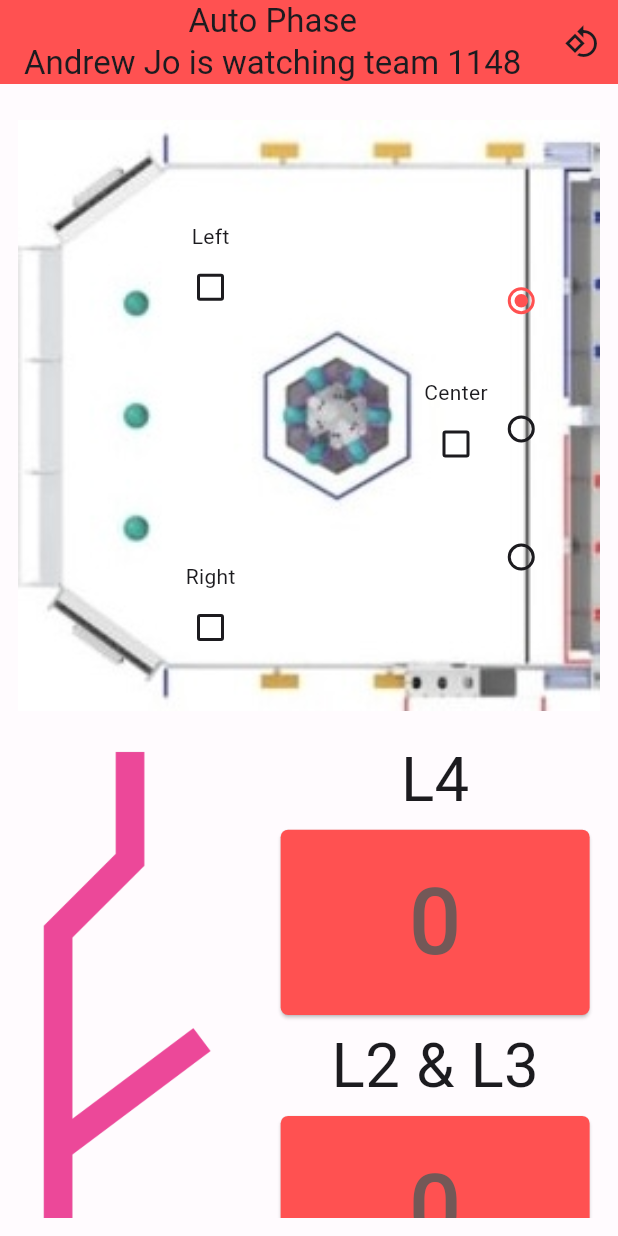
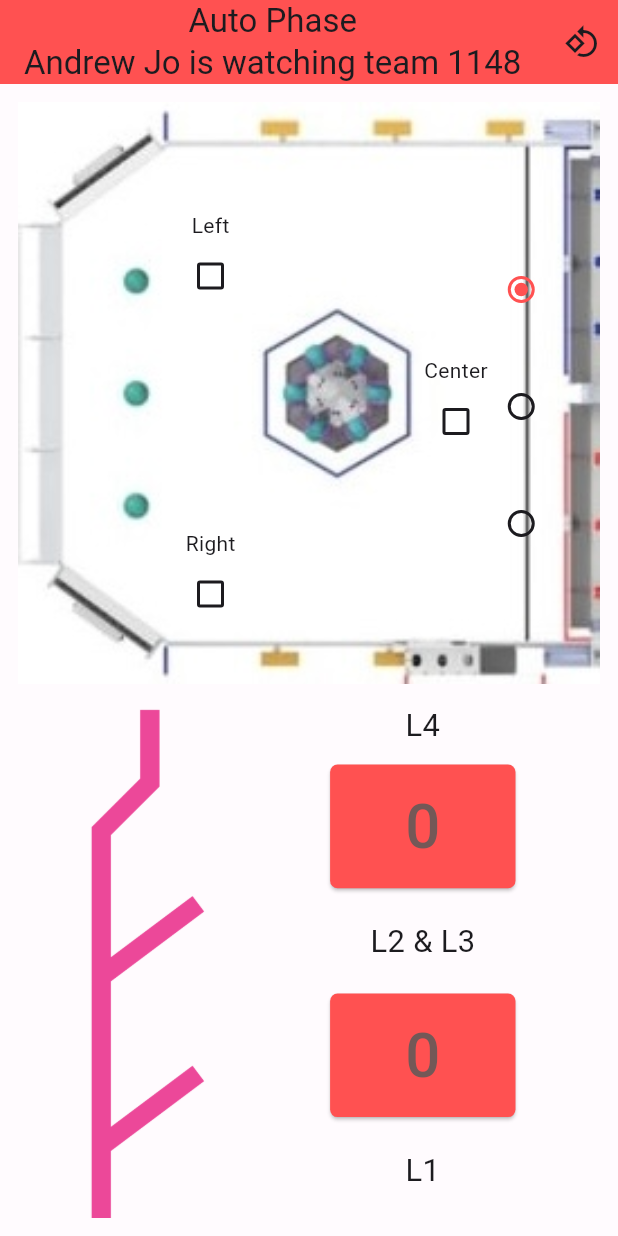
Before and after one commit to Ambitious-Jay/frc-scouting-demo, a Flutter app: the screen it shows after launch, on a phone screen of 412 x 824 dp. Run offline on Flutter 3.47's test engine with Material 3 defaults, Android fonts, the phone set to English and light mode, and no system bars.

Commit message:
some resizing changes

```diff
--- a/lib/auto_page.dart
+++ b/lib/auto_page.dart
@@ -73,7 +73,7 @@ class _AutoPageState extends State<AutoPage> {
     final ColorScheme colorScheme = Theme.of(context).colorScheme;
     final double screenWidth = MediaQuery.of(context).size.width;
     const double screenPadding = 12;
-    const double imageWidthToHeight = 13 / 14;
+    const double imageWidthToHeight = 1;
     final double fieldWidth = min(screenWidth - 2 * screenPadding, 400);
     final double fieldHeight = fieldWidth / imageWidthToHeight;
     // const AssetImage bg = AssetImage('assets/reefscape_blue_field.jpg');
@@ -227,28 +227,31 @@ class _AutoPageState extends State<AutoPage> {
                                 ])))
                       ])),
                   Row(
+                    crossAxisAlignment: CrossAxisAlignment.center,
                     children: [
+                      SizedBox(width: screenWidth * 0.03),
                       SizedBox(
-                          width: MediaQuery.of(context).size.width * 0.375,
+                          width: screenWidth * 0.375,
+                          height: screenWidth,
                           child: Image(
                             //reef photo
                             image: reefImg,
                             fit: BoxFit.contain,
                           )),
                       SizedBox(
-                        width: MediaQuery.of(context).size.width * 0.05,
+                        width: screenWidth * 0.10,
                       ),
                       Column(
                         mainAxisAlignment: MainAxisAlignment.spaceEvenly,
                         children: [
                           Padding(
                             padding: EdgeInsets.all(
-                                MediaQuery.of(context).size.width * 0.01),
+                                screenWidth * 0.03),
                             child: Text("L4",
                                 style: TextStyle(
                                     fontSize:
-                                        MediaQuery.of(context).size.width *
-                                            0.1)),
+                                        screenWidth *
+                                            0.05)),
                           ),
                           ElevatedButton(
                               style: ElevatedButton.styleFrom(
@@ -258,9 +261,8 @@ class _AutoPageState extends State<AutoPage> {
                                       Theme.of(context).colorScheme.secondary,
                                   // minimumSize: const Size.square(70),
                                   minimumSize: Size(
-                                      MediaQuery.of(context).size.width * 0.5,
-                                      MediaQuery.of(context).size.height *
-                                          0.15),
+                                      screenWidth * 0.30,
+                                      screenWidth * 0.20),
                                   shape: RoundedRectangleBorder(
                                       borderRadius: BorderRadius.circular(5))),
                               onPressed: () =>
@@ -268,16 +270,16 @@ class _AutoPageState extends State<AutoPage> {
                               child: Text('${l4Counter.value}',
                                   style: TextStyle(
                                       fontSize:
-                                          MediaQuery.of(context).size.width *
-                                              0.15))),
+                                          screenWidth *
+                                              0.10))),
                           Padding(
                             padding: EdgeInsets.all(
-                                MediaQuery.of(context).size.width * 0.01),
+                                screenWidth * 0.05),
                             child: Text("L2 & L3",
                                 style: TextStyle(
                                     fontSize:
-                                        MediaQuery.of(context).size.width *
-                                            0.1)),
+                                        screenWidth *
+                                            0.05)),
                           ),
                           ElevatedButton(
                               style: ElevatedButton.styleFrom(
@@ -287,9 +289,8 @@ class _AutoPageState extends State<AutoPage> {
                                       Theme.of(context).colorScheme.secondary,
                                   // minimumSize: const Size.square(70),
                                   minimumSize: Size(
-                                      MediaQuery.of(context).size.width * 0.5,
-                                      MediaQuery.of(context).size.height *
-                                          0.15),
+                                      screenWidth * 0.30,
+                                      screenWidth * 0.20),
                                   shape: RoundedRectangleBorder(
                                       borderRadius: BorderRadius.circular(5))),
                               onPressed: () =>
@@ -297,16 +298,16 @@ class _AutoPageState extends State<AutoPage> {
                               child: Text('${l2l3Counter.value}',
                                   style: TextStyle(
                                       fontSize:
-                                          MediaQuery.of(context).size.width *
-                                              0.15))),
+                                          screenWidth *
+                                              0.10))),
                           Padding(
                             padding: EdgeInsets.all(
-                                MediaQuery.of(context).size.width * 0.01),
+                                screenWidth * 0.05),
                             child: Text("L1",
                                 style: TextStyle(
                                     fontSize:
-                                        MediaQuery.of(context).size.width *
-                                            0.1)),
+                                        screenWidth *
+                                            0.05)),
                           ),
                           ElevatedButton(
                               style: ElevatedButton.styleFrom(
@@ -315,9 +316,8 @@ class _AutoPageState extends State<AutoPage> {
                                   foregroundColor:
                                       Theme.of(context).colorScheme.secondary,
                                   minimumSize: Size(
-                                      MediaQuery.of(context).size.width * 0.5,
-                                      MediaQuery.of(context).size.height *
-                                          0.15),
+                                      screenWidth * 0.30,
+                                      screenWidth * 0.20),
                                   shape: RoundedRectangleBorder(
                                       borderRadius: BorderRadius.circular(5))),
                               onPressed: () =>
@@ -325,11 +325,11 @@ class _AutoPageState extends State<AutoPage> {
                               child: Text('${l1Counter.value}',
                                   style: TextStyle(
                                       fontSize:
-                                          MediaQuery.of(context).size.width *
-                                              0.15))),
-                          SizedBox(
-                            height: MediaQuery.of(context).size.height * 0.075,
-                          ),
+                                          screenWidth *
+                                              0.10))),
+                          // SizedBox(
+                          //   height: MediaQuery.of(context).size.height * 0.075,
+                          // ),
                         ],
                       ),
                     ],
@@ -342,11 +342,11 @@ class _AutoPageState extends State<AutoPage> {
                           Padding(
                             padding: EdgeInsets.only(
                                 bottom:
-                                    MediaQuery.of(context).size.width * 0.0125),
+                                    screenWidth * 0.0125),
                             child: Text("Net",
                                 style: TextStyle(
                                     fontSize:
-                                        MediaQuery.of(context).size.width *
+                                        screenWidth *
                                             0.05)),
                           ),
                           ElevatedButton(
@@ -355,11 +355,9 @@ class _AutoPageState extends State<AutoPage> {
                                       Theme.of(context).colorScheme.primary,
                                   foregroundColor:
                                       Theme.of(context).colorScheme.secondary,
-                                  minimumSize: Size(
-                                      MediaQuery.of(context).size.height *
-                                          0.125,
-                                      MediaQuery.of(context).size.height *
-                                          0.125),
+                                  minimumSize: Size.square(
+                                      screenWidth *
+                                          0.15),
                                   shape: RoundedRectangleBorder(
                                       borderRadius: BorderRadius.circular(5))),
                               onPressed: () =>
@@ -367,7 +365,7 @@ class _AutoPageState extends State<AutoPage> {
                               child: Text('${netCounter.value}',
                                   style: TextStyle(
                                       fontSize:
-                                          MediaQuery.of(context).size.width *
+                                          screenWidth *
                                               0.1))),
                         ],
                       ),
@@ -376,11 +374,11 @@ class _AutoPageState extends State<AutoPage> {
                           Padding(
                             padding: EdgeInsets.only(
                                 bottom:
-                                    MediaQuery.of(context).size.width * 0.0125),
+                                    screenWidth * 0.0125),
                             child: Text("Processor",
                                 style: TextStyle(
                                     fontSize:
-                                        MediaQuery.of(context).size.width *
+                                        screenWidth *
                                             0.05)),
                           ),
                           ElevatedButton(
@@ -389,11 +387,9 @@ class _AutoPageState extends State<AutoPage> {
                                       Theme.of(context).colorScheme.primary,
                                   foregroundColor:
                                       Theme.of(context).colorScheme.secondary,
-                                  minimumSize: Size(
-                                      MediaQuery.of(context).size.height *
-                                          0.125,
-                                      MediaQuery.of(context).size.height *
-                                          0.125),
+                                  minimumSize: Size.square(
+                                      screenWidth *
+                                          0.15,),
                                   shape: RoundedRectangleBorder(
                                       borderRadius: BorderRadius.circular(5))),
                               onPressed: () =>
@@ -401,7 +397,7 @@ class _AutoPageState extends State<AutoPage> {
                               child: Text('${processorCounter.value}',
                                   style: TextStyle(
                                       fontSize:
-                                          MediaQuery.of(context).size.width *
+                                          screenWidth *
                                               0.1))),
                         ],
                       ),
@@ -410,11 +406,11 @@ class _AutoPageState extends State<AutoPage> {
                           Padding(
                             padding: EdgeInsets.only(
                                 bottom:
-                                    MediaQuery.of(context).size.width * 0.0125),
+                                    screenWidth * 0.0125),
                             child: Text("+/-",
                                 style: TextStyle(
                                     fontSize:
-                                        MediaQuery.of(context).size.width *
+                                        screenWidth *
                                             0.075)),
                           ),
                           ElevatedButton(
@@ -424,7 +420,7 @@ class _AutoPageState extends State<AutoPage> {
                                   foregroundColor:
                                       Theme.of(context).colorScheme.primary,
                                   minimumSize: Size.square(
-                                    MediaQuery.of(context).size.height * 0.1,
+                                    screenWidth * 0.15,
                                   ),
                                   shape: RoundedRectangleBorder(
                                       borderRadius: BorderRadius.circular(5))),
```
